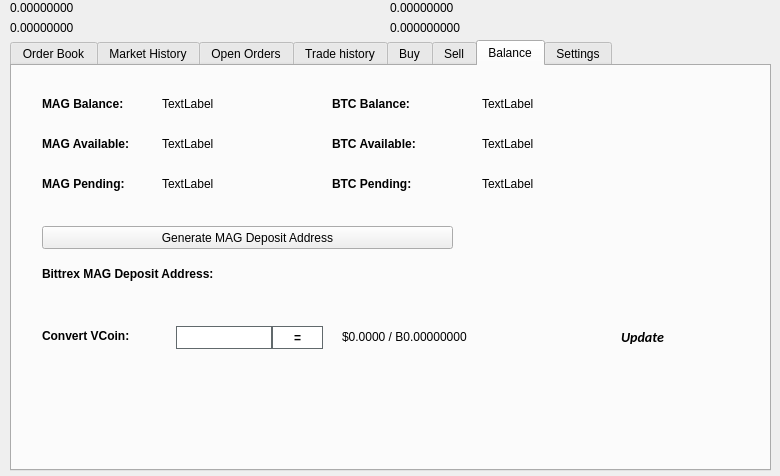
Old version of the form src/qt/forms/tradingdialog.ui in the repository BitWin24/bitwin24.
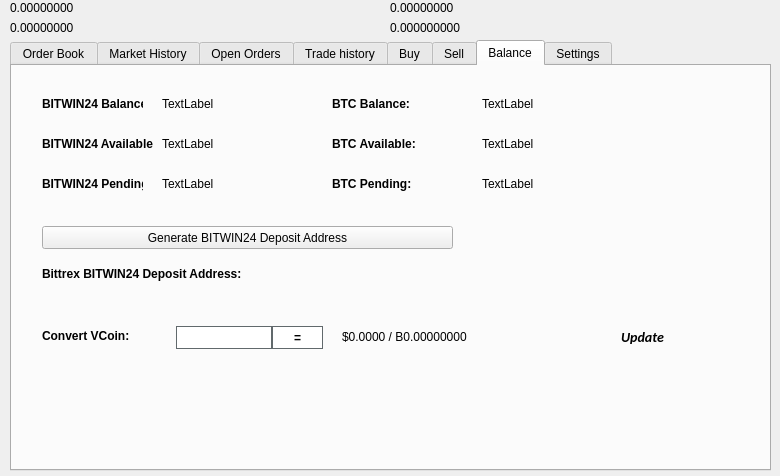
New version of the form. The open tabs and pages were chosen to show the change. Icons and pictures are not drawn.

Commit message: replace MAG to BITWIN24, only word

What changed in the file:
```diff
--- a/src/qt/forms/tradingdialog.ui
+++ b/src/qt/forms/tradingdialog.ui
@@ -2762,7 +2762,7 @@
       </font>
      </property>
      <property name="text">
-      <string>MAG Balance:</string>
+      <string>BITWIN24 Balance:</string>
      </property>
     </widget>
     <widget class="QLabel" name="label_12">
@@ -2813,7 +2813,7 @@
       </font>
      </property>
      <property name="text">
-      <string>MAG Available:</string>
+      <string>BITWIN24 Available:</string>
      </property>
     </widget>
     <widget class="QLabel" name="label_14">
@@ -2832,7 +2832,7 @@
       </font>
      </property>
      <property name="text">
-      <string>MAG Pending:</string>
+      <string>BITWIN24 Pending:</string>
      </property>
     </widget>
     <widget class="QLabel" name="MAGPendingLabel">
@@ -2928,7 +2928,7 @@
       </font>
      </property>
      <property name="text">
-      <string>Bittrex MAG Deposit Address:</string>
+      <string>Bittrex BITWIN24 Deposit Address:</string>
      </property>
     </widget>
     <widget class="QPushButton" name="GenDepositBTN">
@@ -2941,7 +2941,7 @@
       </rect>
      </property>
      <property name="text">
-      <string>Generate MAG Deposit Address</string>
+      <string>Generate BITWIN24 Deposit Address</string>
      </property>
      <property name="icon">
       <iconset resource="../bitwin24.qrc">
```
Left out of the diff: 12 changed lines with no effect on the pictures. The commit also changes 232 other files.
